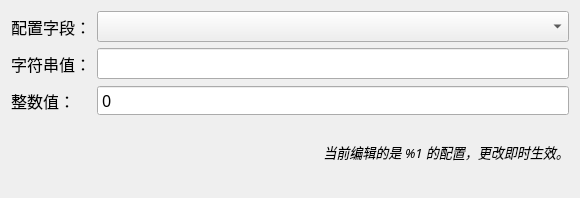
Above: configurator/configwindow.ui from bili9blood/class-system before the change. Below: the same form after it.
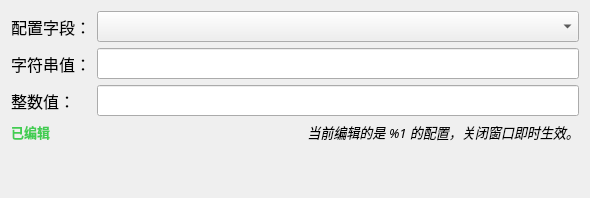
That is the form after the change.

Diff of the .ui file:
```diff
--- a/configurator/configwindow.ui
+++ b/configurator/configwindow.ui
@@ -6,7 +6,7 @@
    <rect>
     <x>0</x>
     <y>0</y>
-    <width>580</width>
+    <width>590</width>
     <height>198</height>
    </rect>
   </property>
@@ -45,16 +45,6 @@
      </property>
     </widget>
    </item>
-   <item row="2" column="1">
-    <widget class="QSpinBox" name="int_val_edit">
-     <property name="buttonSymbols">
-      <enum>QAbstractSpinBox::NoButtons</enum>
-     </property>
-     <property name="maximum">
-      <number>99999</number>
-     </property>
-    </widget>
-   </item>
    <item row="3" column="1">
     <widget class="QLabel" name="label">
      <property name="styleSheet">
@@ -62,7 +52,7 @@
 font-style: italic;</string>
      </property>
      <property name="text">
-      <string>当前编辑的是 %1 的配置，更改即时生效。</string>
+      <string>当前编辑的是 %1 的配置，关闭窗口即时生效。</string>
      </property>
      <property name="alignment">
       <set>Qt::AlignBottom|Qt::AlignRight|Qt::AlignTrailing</set>
@@ -72,6 +62,21 @@
      </property>
     </widget>
    </item>
+   <item row="2" column="1">
+    <widget class="QLineEdit" name="int_val_edit"/>
+   </item>
+   <item row="3" column="0">
+    <widget class="QLabel" name="edited_label">
+     <property name="styleSheet">
+      <string notr="true">font-size: 10pt;
+color: #41CD52;
+font-weight: bold;</string>
+     </property>
+     <property name="text">
+      <string>已编辑</string>
+     </property>
+    </widget>
+   </item>
   </layout>
  </widget>
  <resources/>
```
Left out of the diff: 61 changed lines with no effect on the pictures.
